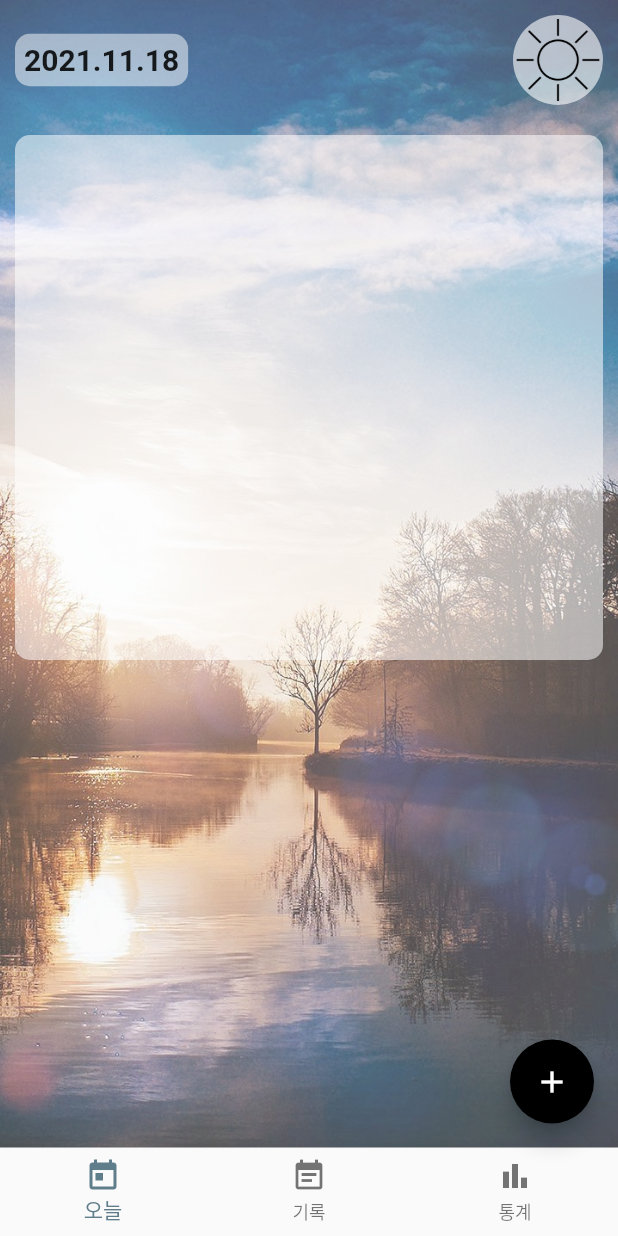
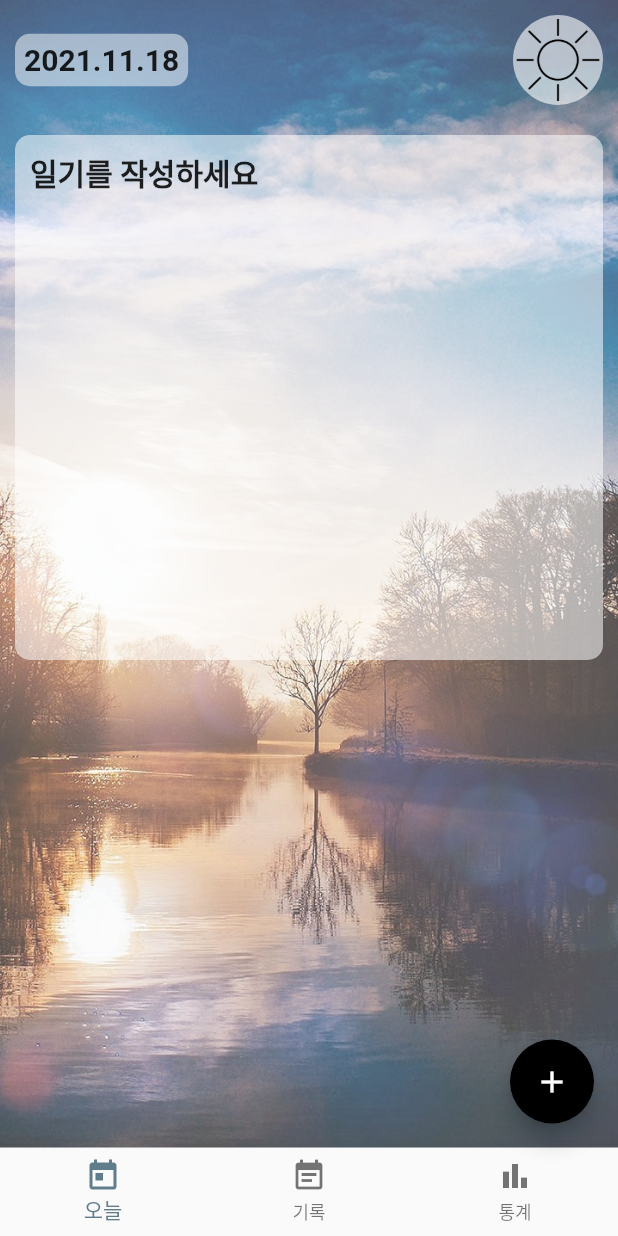
Before and after one commit to Jang-zn/dailylog_flutterStudy, a Flutter app: the screen it shows after launch, on a phone screen of 412 x 824 dp. Run offline on Flutter 3.47's test engine with Material 2 defaults, Android fonts, the phone set to English and light mode, and no system bars; our stand-ins replace sqflite, table_calendar; accounts and stored records are empty.

```diff
--- a/lib/data/database.dart
+++ b/lib/data/database.dart
@@ -47,7 +47,7 @@ class DatabaseHelper{
     List<Diary> d = await getDiaryFromDate(diary.date);
 
 
-    if(d==null){
+    if(d.isEmpty){
       Map<String, dynamic> row = {
         "title" : diary.title,
         "date" : diary.date,
--- a/lib/main.dart
+++ b/lib/main.dart
@@ -55,11 +55,16 @@ class _DailyLogMainState extends State<DailyLogMain> {
   List<Diary> selectedDiary = [];
 
   @override
-  void initState() async {
+  void initState() {
     super.initState();
     getTodayDiary();
+    getSelectedDiary();
+  }
+
+  void getSelectedDiary() async{
     selectedDiary = await dbHelper.getDiaryFromDate(Utils.getFormatTime(_selectedDay));
   }
+
 
   void getTodayDiary() async {
     List<Diary> list = await dbHelper.getDiaryFromDate(Utils.getFormatTime(DateTime.now()));
@@ -72,9 +77,10 @@ class _DailyLogMainState extends State<DailyLogMain> {
 
   @override
   Widget build(BuildContext context) {
+
     return Scaffold(
       floatingActionButton: FloatingActionButton(
-        child:Icon(Icons.add, color: Colors.white,),
+        child:const Icon(Icons.add, color: Colors.white,),
         backgroundColor: Colors.black,
         onPressed: () async {
             await Navigator.of(context).push(
@@ -129,7 +135,7 @@ class _DailyLogMainState extends State<DailyLogMain> {
 
 
   Widget getHistory() {
-    if(selectedDiary==null){
+    if(selectedDiary.isEmpty){
       Container();
     }
     return ListView.builder(
@@ -173,8 +179,8 @@ class _DailyLogMainState extends State<DailyLogMain> {
                               "${Utils.numToDateTime(selectedDiary.first.date).year}."
                               "${Utils.numToDateTime(selectedDiary.first.date).month}."
                               "${Utils.numToDateTime(selectedDiary.first.date).day}",
-                              style:TextStyle(fontWeight: FontWeight.bold, fontSize: 20)),
-                          padding:EdgeInsets.all(6),
+                              style:const TextStyle(fontWeight: FontWeight.bold, fontSize: 20)),
+                          padding:const EdgeInsets.all(6),
                           margin:EdgeInsets.all(10),
                           decoration: BoxDecoration(
                             borderRadius: BorderRadius.circular(10),
@@ -187,7 +193,7 @@ class _DailyLogMainState extends State<DailyLogMain> {
                             color: Colors.grey.withOpacity(0.2),
                             borderRadius: BorderRadius.circular(100),
                           ),
-                          margin:EdgeInsets.all(10),
+                          margin:const EdgeInsets.all(10),
                         ),
                       ]
                   ),
@@ -200,7 +206,7 @@ class _DailyLogMainState extends State<DailyLogMain> {
                         ],
                         crossAxisAlignment :CrossAxisAlignment.start,
                       ),
-                      padding:EdgeInsets.all(10),
+                      padding:const EdgeInsets.all(10),
                       margin:EdgeInsets.all(10),
                       height:350,
                       decoration:BoxDecoration(
@@ -211,18 +217,13 @@ class _DailyLogMainState extends State<DailyLogMain> {
                 ]
             );
           }
-          return Container();
+
 
         }
     );
   }
 
   Widget getToday(){
-    if(todayDiary==null) {
-      return Container(
-          child: Text("일기 작성하기")
-      );
-    }else{
       return Container(
         child:Stack(
             children:[
@@ -236,8 +237,8 @@ class _DailyLogMainState extends State<DailyLogMain> {
                       mainAxisAlignment: MainAxisAlignment.spaceBetween,
                       children:[
                         Container(
-                            child : Text("${DateTime.now().year}.${DateTime.now().month}.${DateTime.now().day}", style:TextStyle(fontWeight: FontWeight.bold, fontSize: 20)),
-                            padding:EdgeInsets.all(6),
+                            child : Text("${DateTime.now().year}.${DateTime.now().month}.${DateTime.now().day}", style:const TextStyle(fontWeight: FontWeight.bold, fontSize: 20)),
+                            padding:const EdgeInsets.all(6),
                             margin:EdgeInsets.all(10),
                             decoration: BoxDecoration(
                               borderRadius: BorderRadius.circular(10),
@@ -257,7 +258,7 @@ class _DailyLogMainState extends State<DailyLogMain> {
                     Container(
                         child:Column(
                           children:[
-                          Text(todayDiary.title, style:TextStyle(fontWeight: FontWeight.bold, fontSize: 20)),
+                          Text(todayDiary.title==""?"일기를 작성하세요":todayDiary.title, style:TextStyle(fontWeight: FontWeight.bold, fontSize: 20)),
                             Container(height: 20,),
                             Text(todayDiary.content)
                           ],
@@ -277,7 +278,6 @@ class _DailyLogMainState extends State<DailyLogMain> {
             ]
         )
       );
-    }
   }
 
   Widget getChart(){
```
